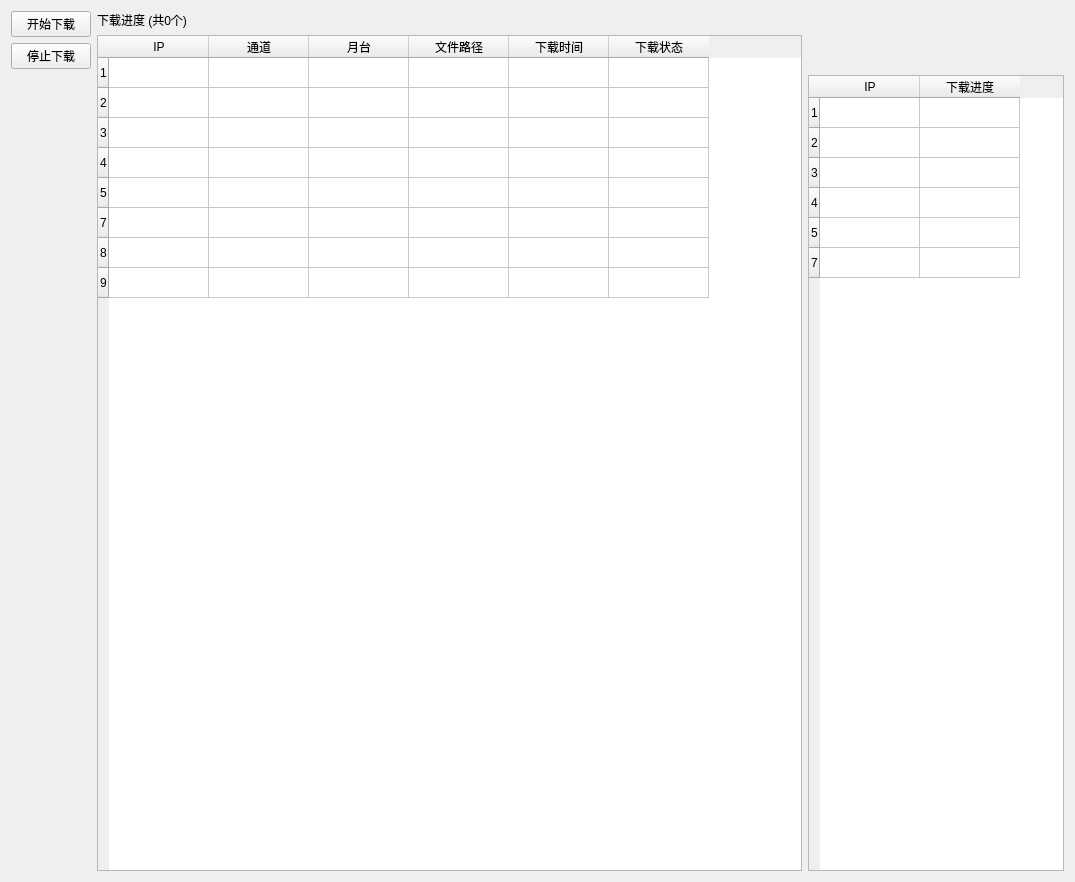
First picture: the form in app/download_video_widget/UI/DownloadVideo.ui, repository pick1e-morty/ATOClient, before the edit.
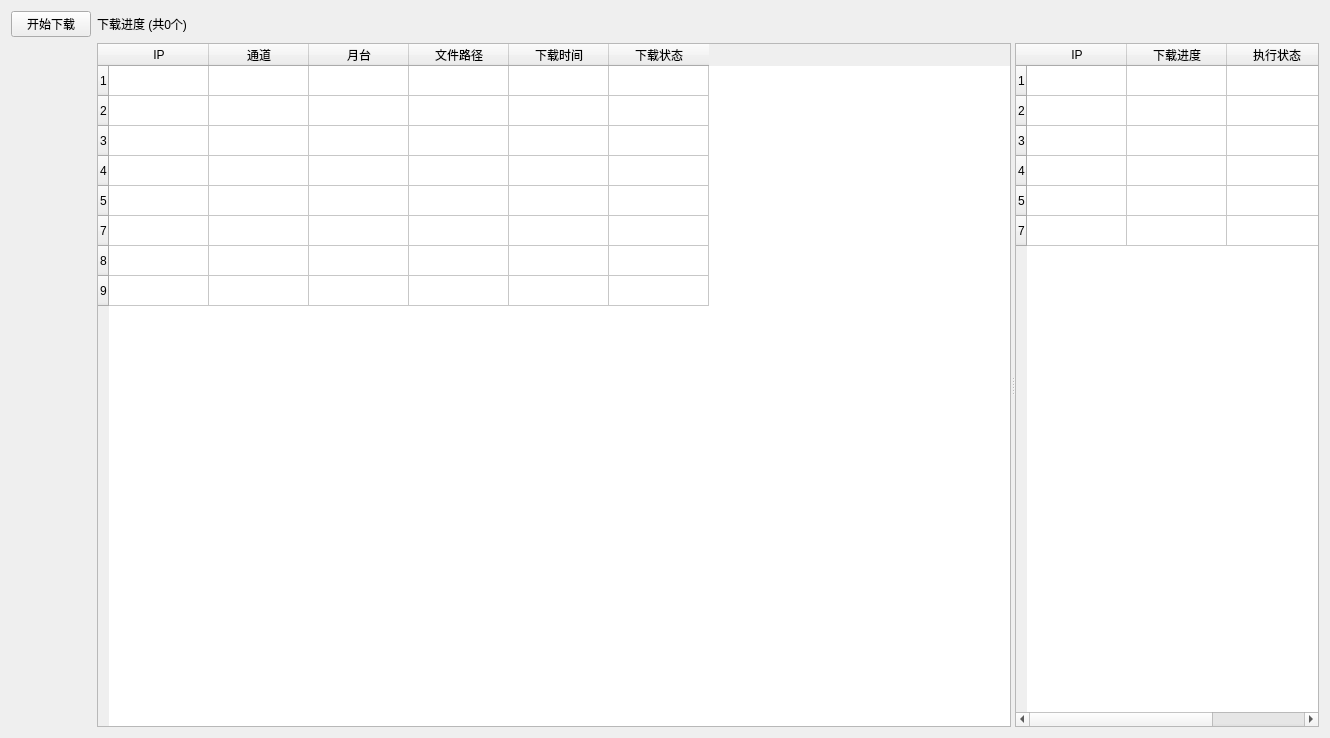
Second picture: the form after the edit. Custom widgets are drawn as their Qt base class.

Commit message: 支持显示下载进度

Diff of the .ui file:
```diff
--- a/app/download_video_widget/UI/DownloadVideo.ui
+++ b/app/download_video_widget/UI/DownloadVideo.ui
@@ -6,14 +6,14 @@
    <rect>
     <x>0</x>
     <y>0</y>
-    <width>1075</width>
-    <height>882</height>
+    <width>1330</width>
+    <height>738</height>
    </rect>
   </property>
   <property name="windowTitle">
    <string>Form</string>
   </property>
-  <layout class="QGridLayout" name="gridLayout_2">
+  <layout class="QGridLayout" name="gridLayout">
    <item row="0" column="0">
     <widget class="PushButton" name="startDownLoad_PB">
      <property name="text">
@@ -21,67 +21,25 @@
      </property>
     </widget>
    </item>
-   <item row="2" column="2">
-    <widget class="TableWidget" name="ipCount_TW">
-     <property name="sizePolicy">
-      <sizepolicy hsizetype="Fixed" vsizetype="Expanding">
-       <horstretch>0</horstretch>
-       <verstretch>0</verstretch>
-      </sizepolicy>
-     </property>
-     <row>
-      <property name="text">
-       <string>1</string>
-      </property>
-     </row>
-     <row>
-      <property name="text">
-       <string>2</string>
-      </property>
-     </row>
-     <row>
-      <property name="text">
-       <string>3</string>
-      </property>
-     </row>
-     <row>
-      <property name="text">
-       <string>4</string>
-      </property>
-     </row>
-     <row>
-      <property name="text">
-       <string>5</string>
-      </property>
-     </row>
-     <row>
-      <property name="text">
-       <string>7</string>
-      </property>
-     </row>
-     <column>
-      <property name="text">
-       <string>IP</string>
-      </property>
-     </column>
-     <column>
-      <property name="text">
-       <string>下载进度</string>
-      </property>
-     </column>
-    </widget>
-   </item>
-   <item row="0" column="1" rowspan="3">
-    <layout class="QGridLayout" name="gridLayout">
-     <item row="0" column="0">
+   <item row="0" column="1">
       <widget class="TitleLabel" name="argsCount_TL">
        <property name="text">
         <string>下载进度 (共0个)</string>
        </property>
       </widget>
      </item>
-     <item row="1" column="0">
-      <widget class="TableWidget" name="downLoadStatus_TW">
+   <item row="1" column="1">
+    <widget class="QSplitter" name="splitter">
+     <property name="orientation">
+      <enum>Qt::Horizontal</enum>
+     </property>
+     <widget class="TableWidget" name="downloadStatus_TW">
+      <property name="sizePolicy">
+       <sizepolicy hsizetype="Expanding" vsizetype="Expanding">
+        <horstretch>3</horstretch>
+        <verstretch>0</verstretch>
+       </sizepolicy>
+      </property>
        <row>
         <property name="text">
          <string>1</string>
@@ -153,14 +111,59 @@
         </property>
        </column>
       </widget>
-     </item>
-    </layout>
-   </item>
-   <item row="1" column="0">
-    <widget class="PushButton" name="stopDownLoad_PB">
+     <widget class="TableWidget" name="downloadProgress_TW">
+      <property name="sizePolicy">
+       <sizepolicy hsizetype="Expanding" vsizetype="Expanding">
+        <horstretch>1</horstretch>
+        <verstretch>0</verstretch>
+       </sizepolicy>
+      </property>
+      <row>
      <property name="text">
-      <string>停止下载</string>
-     </property>
+        <string>1</string>
+       </property>
+      </row>
+      <row>
+       <property name="text">
+        <string>2</string>
+       </property>
+      </row>
+      <row>
+       <property name="text">
+        <string>3</string>
+       </property>
+      </row>
+      <row>
+       <property name="text">
+        <string>4</string>
+       </property>
+      </row>
+      <row>
+       <property name="text">
+        <string>5</string>
+       </property>
+      </row>
+      <row>
+       <property name="text">
+        <string>7</string>
+       </property>
+      </row>
+      <column>
+       <property name="text">
+        <string>IP</string>
+       </property>
+      </column>
+      <column>
+       <property name="text">
+        <string>下载进度</string>
+       </property>
+      </column>
+      <column>
+       <property name="text">
+        <string>执行状态</string>
+       </property>
+      </column>
+     </widget>
     </widget>
    </item>
   </layout>
```
Lines whose indentation alone changed are shown as unchanged. The commit also changes 22 other files.
